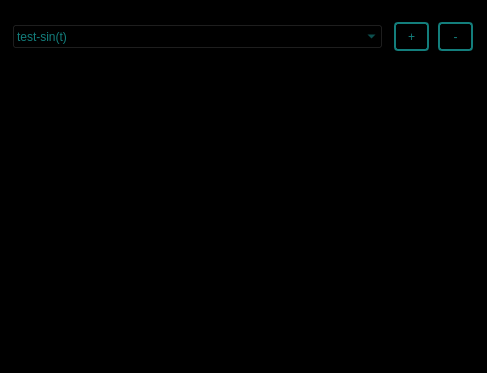
First picture: the form in viewers/visualization_plots.ui, repository XuelongSun/VColCOSP_GUI, before the edit.
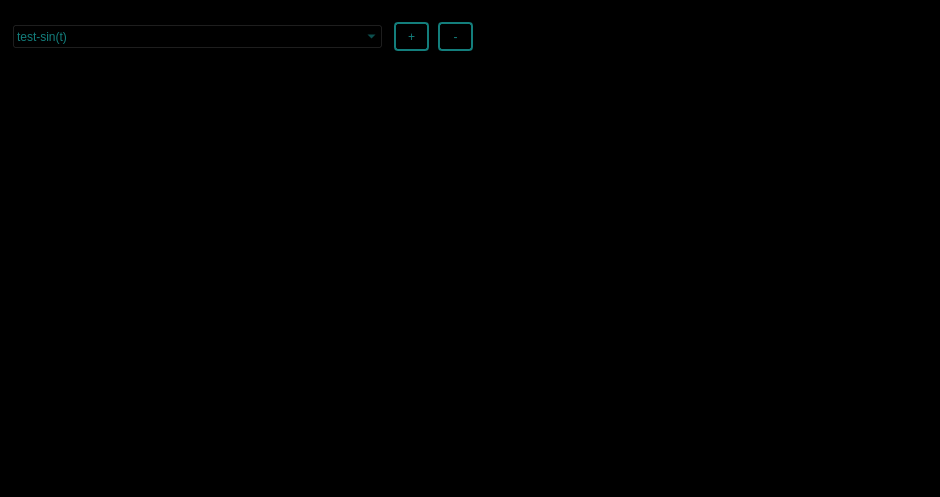
Second picture: the form after the edit.

Diff of the .ui file:
```diff
--- a/viewers/visualization_plots.ui
+++ b/viewers/visualization_plots.ui
@@ -6,8 +6,8 @@
    <rect>
     <x>0</x>
     <y>0</y>
-    <width>487</width>
-    <height>373</height>
+    <width>940</width>
+    <height>497</height>
    </rect>
   </property>
   <property name="windowTitle">
@@ -105,8 +105,8 @@
     <rect>
      <x>14</x>
      <y>64</y>
-     <width>457</width>
-     <height>297</height>
+     <width>917</width>
+     <height>421</height>
     </rect>
    </property>
    <layout class="QVBoxLayout" name="vl_figure"/>
```
